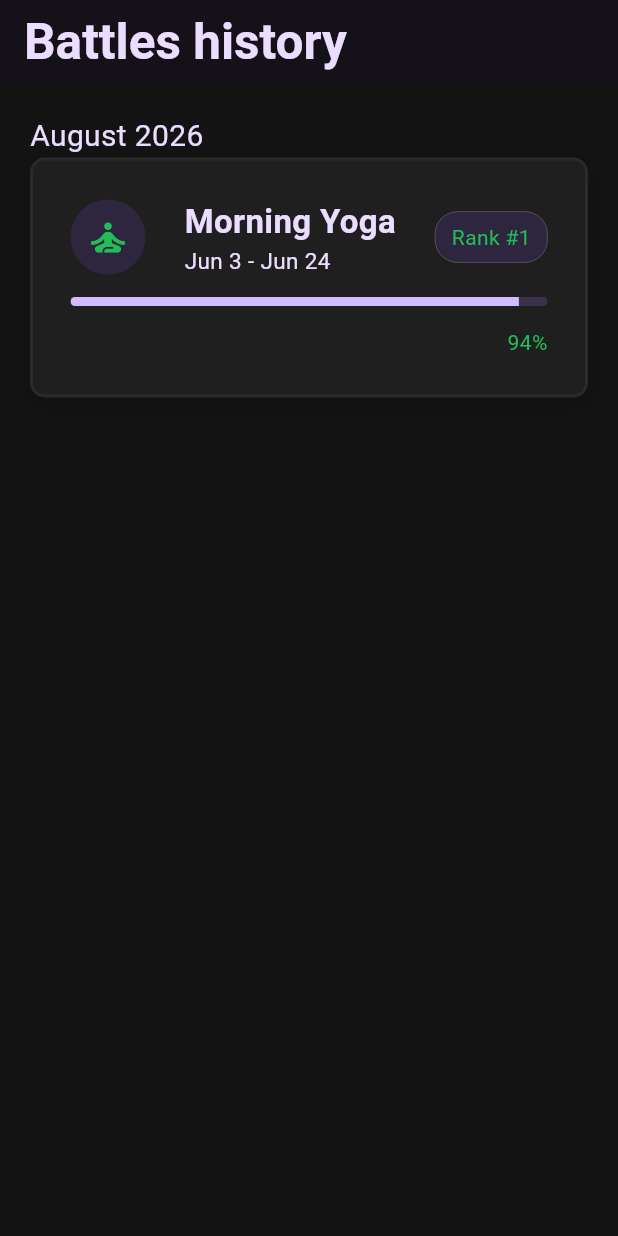
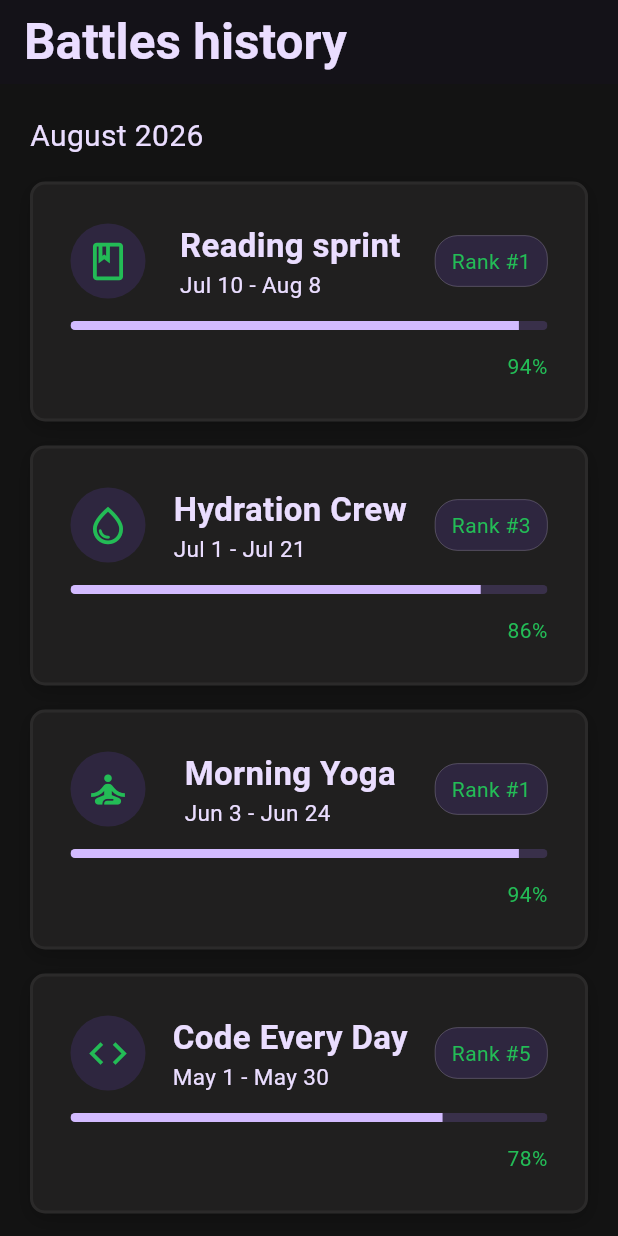
Before and after one commit to zeinawael735/Streak-Battle, a Flutter app: the BattlesScreen screen opened directly, on a phone screen of 412 x 824 dp. Run offline on Flutter 3.47's test engine with Material 3 defaults, Android fonts, the phone set to English and light mode, and no system bars; our stand-ins replace cloud_firestore, firebase_auth, firebase_core, flutter_bloc, flutter_secure_storage, flutter_svg and 4 more; accounts and stored records are empty.

Commit message:
add modification and use battle history card in battle screen details

```diff
--- a/lib/features/history/view/screens/battles_history_screen.dart
+++ b/lib/features/history/view/screens/battles_history_screen.dart
@@ -1,4 +1,5 @@
 import 'package:flutter/material.dart';
+import 'package:streak_battle/features/history/view/widgets/history_battle_card.dart';
 import 'package:streak_battle/features/home/view/widgets/home_card.dart';
 
 import '../../../../core/constants/app_color_style.dart';
@@ -15,62 +16,39 @@ class BattlesScreen extends StatelessWidget {
         child: Padding(
           padding: const EdgeInsets.all(20),
           child: Column(
+            spacing: 16,
             crossAxisAlignment: .start,
             children: [
               Text("August 2026",style: TextStyle(fontSize: 20,color: AppColorStyle.primaryText),),
-              HomeCard(
-                  child: Padding(
-                    padding: const EdgeInsets.all(25),
-                    child: Column(
-                      spacing: 14,
-                      crossAxisAlignment: .start,
-                      children: [
-                        Row(
-                          mainAxisAlignment: .spaceBetween,
-                          children: [
-                            CircleAvatar(
-                              radius:25,
-                              backgroundColor: Color(0xFF2E263F),
-                              child: Icon(Icons.self_improvement,color: AppColorStyle.primaryGreen,size: 30,),
-                            ),
-                            Column(
-                              crossAxisAlignment: .start,
-                              children: [
-                                Text("Morning Yoga",style: TextStyle(color: AppColorStyle.primaryText,fontSize: 22,fontWeight: .bold),),
-                                Text("Jun 3 - Jun 24",style: TextStyle(color: AppColorStyle.primaryText,fontSize: 15),),
-                              ],
-                            ),
-                            Container(
-                              width: 75,
-                              height: 34,
-                              decoration: BoxDecoration(
-                                borderRadius: BorderRadius.circular(15),
-                                border: Border.all(color: AppColorStyle.primaryText,width: 0.15),
-                                color: Color(0xFF2E263F),
-                              ),
-                              child: Center(child: Text("Rank #1",style: TextStyle(color: AppColorStyle.primaryGreen),)),
-                            )
-                          ],
-                        ),
-                        ClipRRect(
-                          borderRadius: BorderRadius.circular(4),
-                          child: LinearProgressIndicator(
-                            value: 94*(1/100),
-                            minHeight: 6,
-                            backgroundColor: AppColorStyle.progressIndicatorBackgroundColor,
-                            valueColor:  AlwaysStoppedAnimation<Color>(
-                                AppColorStyle.progressIndicatorColor
-                            ),
-                          ),
-                        ),
-                        Row(
-                          mainAxisAlignment: .end,
-                            children: [Text("94%",style: TextStyle(color: AppColorStyle.primaryGreen),)]
-                        )
-                      ],
-                    ),
-                  )
-              )
+              HistoryBattleCard(
+                  title: "Reading sprint",
+                  duration: "Jul 10 - Aug 8",
+                  symbol: Icons.book_outlined,
+                  progress: 94,
+                  rank: 1
+              ),
+              HistoryBattleCard(
+                  title: "Hydration Crew",
+                  duration: "Jul 1 - Jul 21",
+                  symbol: Icons.water_drop_outlined,
+                  progress: 86,
+                  rank: 3
+              ),
+              HistoryBattleCard(
+                  title: "Morning Yoga",
+                  duration: "Jun 3 - Jun 24",
+                  symbol: Icons.self_improvement,
+                  progress: 94,
+                  rank: 1
+              ),
+              HistoryBattleCard(
+                  title: "Code Every Day",
+                  duration: "May 1 - May 30",
+                  symbol: Icons.code_outlined,
+                  progress: 78,
+                  rank: 5
+              ),
+
             ],
           ),
         ),
```
